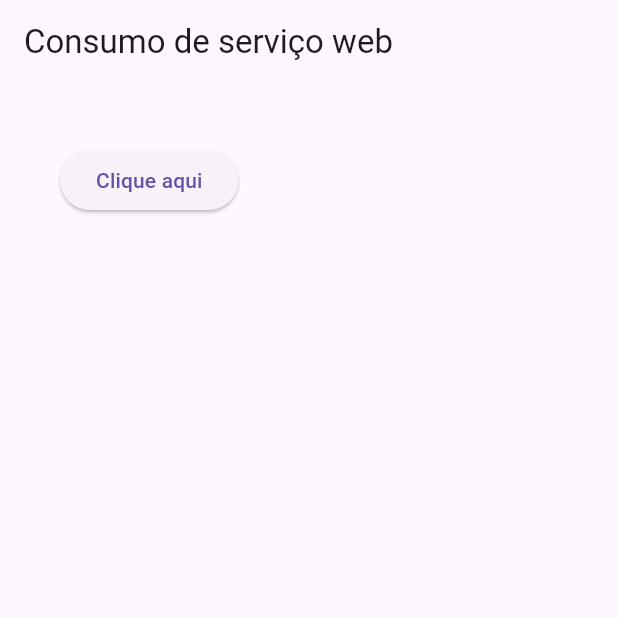
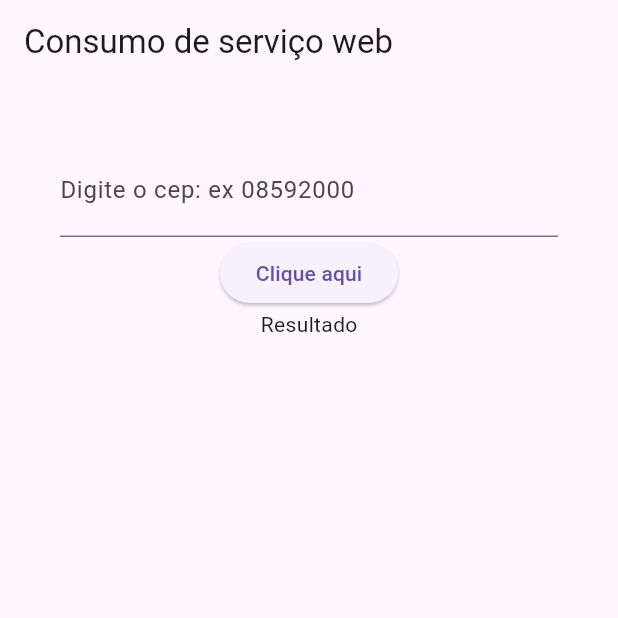
Before and after one commit to yurisantos-y/aplicativos-flutter, a Flutter app: the screen it shows after launch, after a tap on "Clique aqui", on a phone screen of 412 x 824 dp, the top half of it. Run offline on Flutter 3.47's test engine with Material 3 defaults, Android fonts, the phone set to English and light mode, and no system bars; network calls fail.

Commit message:
Consulta de CEP dinamica

```diff
--- a/consumo_servicos/lib/Home.dart
+++ b/consumo_servicos/lib/Home.dart
@@ -1,3 +1,4 @@
+import 'package:flutter/cupertino.dart';
 import 'package:flutter/material.dart';
 import 'package:http/http.dart' as http;
 import 'dart:convert';
@@ -11,10 +12,14 @@
 
 class _HomeState extends State<Home> {
 
+  TextEditingController _controllerCep = TextEditingController();
+  String _resultado = "Resultado";
+
 
 
   _recuperarCep() async {
-    Uri url = Uri.parse("https://viacep.com.br/ws/01001000/json/");
+    String cepDigitado = _controllerCep.text;
+    Uri url = Uri.parse("https://viacep.com.br/ws/${cepDigitado}/json/");
     http.Response response;
 
     response = await http.get(url);
@@ -23,6 +28,10 @@
     String complemento = retorno["complemento"];
     String bairro = retorno["bairro"];
     String localidade = retorno["localidade"];
+
+    setState(() {
+      _resultado = "${logradouro}, ${complemento}, ${bairro}, ${localidade}";
+    });
 
     print(
         "Resposta logradouro: ${logradouro} complemento: ${complemento} bairro: ${bairro} localidade: ${localidade}"
@@ -43,9 +52,21 @@
         padding: EdgeInsets.all(40),
         child: Column(
           children: <Widget>[
+            TextField(
+              keyboardType: TextInputType.number,
+              decoration: InputDecoration(
+                labelText: "Digite o cep: ex 08592000"
+              ),
+              style: TextStyle(
+                fontSize: 20
+              ),
+              controller: _controllerCep,
+            ),
             ElevatedButton(
                 onPressed: _recuperarCep,
-                child: Text("Clique aqui"))
+                child: Text("Clique aqui"),
+            ),
+            Text(_resultado)
           ],
         ),
       ),
```
